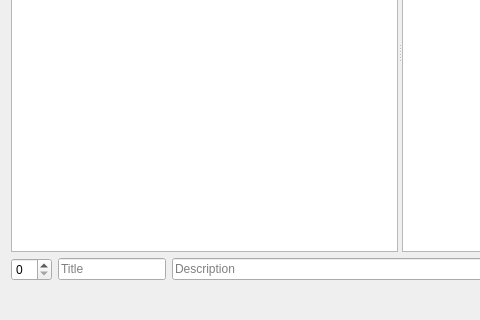
Above: examples/datasync/Example/mainwidget.ui from Skycoder42/QtDataSync before the change; both pictures show x 0 to 480 and y 160 to 480 of the 800 by 480 pixel window. Below: the same form after it.
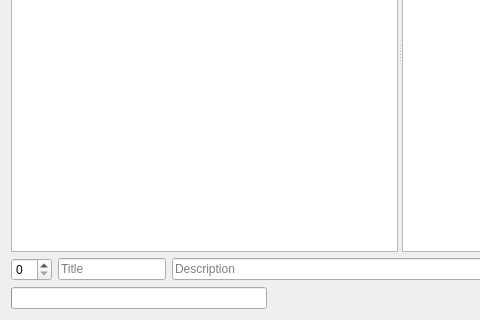
That is the form after the change.

The edit to the form file:
```diff
--- a/examples/datasync/Example/mainwidget.ui
+++ b/examples/datasync/Example/mainwidget.ui
@@ -102,6 +102,9 @@
      </item>
      <item>
       <layout class="QHBoxLayout" name="horizontalLayout_2">
+       <item>
+        <widget class="QProgressBar" name="progressBar"/>
+       </item>
        <item>
         <spacer name="horizontalSpacer">
          <property name="orientation">
```
